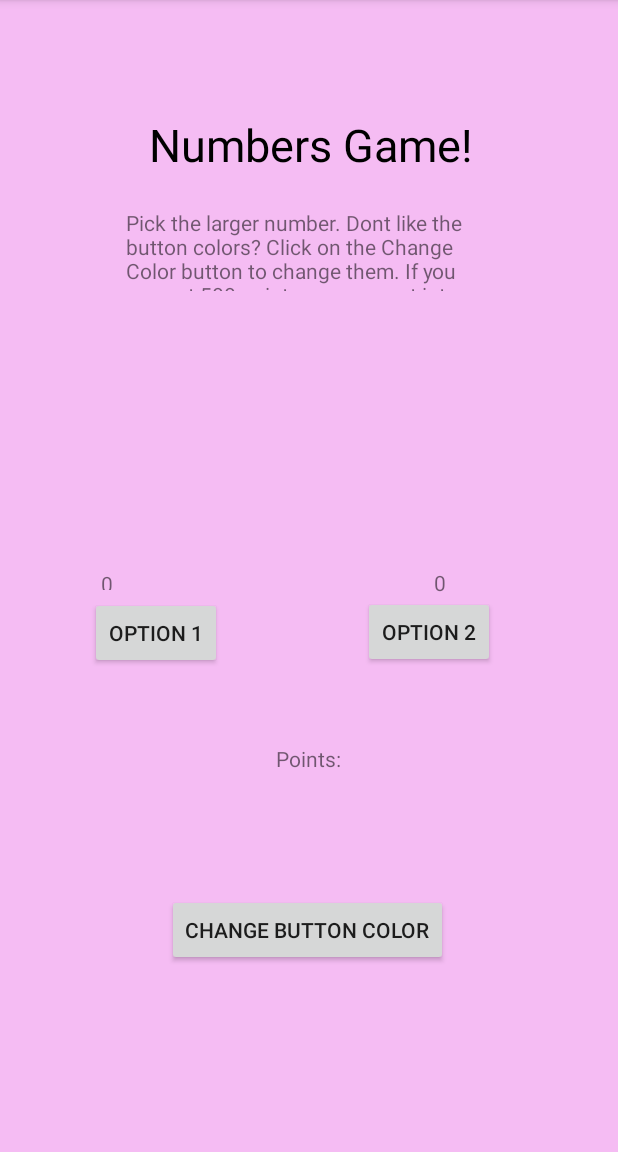
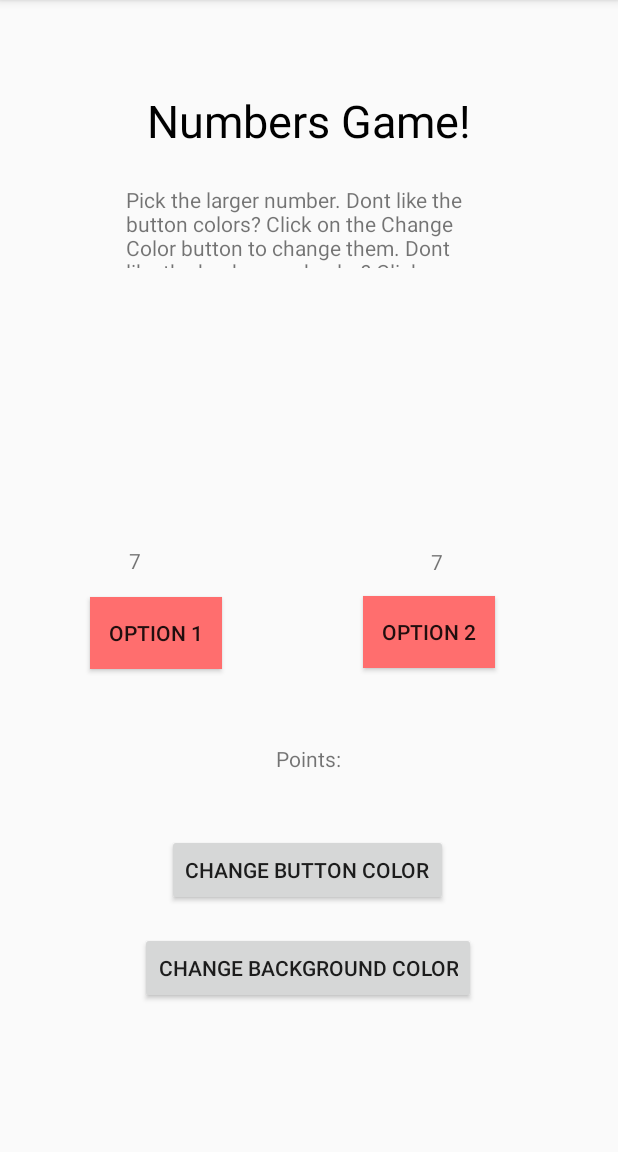
Before and after one commit to amanroa/Custom_App, an Android app: the screen it shows after launch (MainActivity), after a tap on "CHANGE BUTTON COLOR", on a phone screen of 412 x 824 dp, the part 84-1236 px from its top. Run offline under Robolectric (Android 15) with nearby library versions, the phone set to English and light mode, and no system bars.

Commit message:
6c - I added OnClickListeners to change the background color and button colors. I also fixed the bug that wasn't updating the numbers, and I tested my app to make sure that the points were updating accordingly.

```diff
--- a/app/src/main/java/com/manroaaashni/custom_app/MainActivity.java
+++ b/app/src/main/java/com/manroaaashni/custom_app/MainActivity.java
@@ -1,9 +1,13 @@
 package com.manroaaashni.custom_app;
 
 import androidx.appcompat.app.AppCompatActivity;
+import androidx.constraintlayout.widget.ConstraintLayout;
+
 import java.util.Random;
 
+import android.graphics.Color;
 import android.os.Bundle;
+import android.view.View;
 import android.widget.Button;
 import android.widget.TextView;
 import android.widget.Toast;
@@ -11,9 +15,12 @@ import android.widget.Toast;
 public class MainActivity extends AppCompatActivity {
     Button button1;
     Button button2;
+    Button color_change;
+    Button bg_change;
     TextView num1;
     TextView num2;
     TextView points_txt;
+    ConstraintLayout cl;
     int points;
 
     Random rand = new Random();
@@ -21,27 +28,68 @@ public class MainActivity extends AppCompatActivity {
     protected void onCreate(Bundle savedInstanceState) {
         super.onCreate(savedInstanceState);
         setContentView(R.layout.activity_main);
-        //use shared pref to save usernames and score?
+        new_rand_numbers();
+        //use shared pref to save user names and score?
+        bg_change = findViewById(R.id.bg_button);
+        bg_change.setOnClickListener(new View.OnClickListener() {
+            @Override
+            public void onClick(View v) {
+
+                cl = findViewById(R.id.cl);
+                double rand_1 = rand.nextDouble();
+                if (rand_1 < 0.2){
+                    cl.setBackgroundColor(Color.LTGRAY);
                 }
-    public void color_change(){
+                else if (rand_1 >= 0.2 && rand_1 < 0.4){
+                    cl.setBackgroundColor(Color.CYAN);
+                }
+                else if (rand_1 >= 0.4  && rand_1 <0.6){
+                    cl.setBackgroundColor(Color.YELLOW);
+                }
+                else if (rand_1 >= 0.6  && rand_1 <0.8){
+                    cl.setBackgroundColor(Color.MAGENTA);
+                }
+                else{
+                    cl.setBackgroundColor(Color.BLUE);
+                }
+            }
+        });
+
+
+        color_change = findViewById(R.id.color_change);
+        color_change.setOnClickListener(new View.OnClickListener() {
+            @Override
+            public void onClick(View v) {
                 button1 = findViewById(R.id.button1);
                 button2 = findViewById(R.id.button2);
                 double rand_1 = rand.nextDouble();
-        if (rand_1 < 0.3){
+                if (rand_1 < 0.2){
                     button1.setBackgroundColor(getResources().getColor(R.color.purple));
                     button2.setBackgroundColor(getResources().getColor(R.color.purple));
                 }
-        else if (rand_1 >= 0.3  && rand_1 <0.6){
+                else if (rand_1 >= 0.2 && rand_1 < 0.4){
+                    button1.setBackgroundColor(getResources().getColor(R.color.bright_green));
+                    button2.setBackgroundColor(getResources().getColor(R.color.bright_green));
+                }
+                else if (rand_1 >= 0.4  && rand_1 <0.6){
                     button1.setBackgroundColor(getResources().getColor(R.color.blue));
                     button2.setBackgroundColor(getResources().getColor(R.color.blue));
+                }
+                else if (rand_1 >= 0.6  && rand_1 <0.8){
+                    button1.setBackgroundColor(getResources().getColor(R.color.salmon));
+                    button2.setBackgroundColor(getResources().getColor(R.color.salmon));
                 }
                 else{
                     button1.setBackgroundColor(getResources().getColor(R.color.colorPrimaryDark));
                     button2.setBackgroundColor(getResources().getColor(R.color.colorPrimaryDark));
                 }
             }
-    public void button_1_clicked(){
+        });
+
         button1 = findViewById(R.id.button1);
+        button1.setOnClickListener(new View.OnClickListener() {
+            @Override
+            public void onClick(View v) {
                 button2 = findViewById(R.id.button2);
                 num1 = findViewById(R.id.num1);
                 num2 = findViewById(R.id.num2);
@@ -51,18 +99,22 @@ public class MainActivity extends AppCompatActivity {
                 if (val1 >= val2){
                     points++;
                     points_txt.setText("Points: " + points);
-            Toast.makeText(this, "Correct!", Toast.LENGTH_SHORT).show();
+                    Toast.makeText(getApplicationContext(), "Correct!", Toast.LENGTH_SHORT).show();
                 }
                 else{
                     points--;
                     points_txt.setText("Points: " + points);
-            Toast.makeText(this, "Incorrect!", Toast.LENGTH_SHORT).show();
+                    Toast.makeText(getApplicationContext(), "Incorrect!", Toast.LENGTH_SHORT).show();
+                }
+                new_rand_numbers();
+            }
+        });
 
-        }
-    }
-    public void button_2_clicked(){
+        button2 = findViewById(R.id.button2);
+        button2.setOnClickListener(new View.OnClickListener() {
+            @Override
+            public void onClick(View v) {
                 button1 = findViewById(R.id.button1);
-        button2 = findViewById(R.id.button2);
                 num1 = findViewById(R.id.num1);
                 num2 = findViewById(R.id.num2);
                 points_txt = findViewById(R.id.points_txt);
@@ -71,14 +123,16 @@ public class MainActivity extends AppCompatActivity {
                 if (val1 <= val2){
                     points++;
                     points_txt.setText("Points: " + points);
-            Toast.makeText(this, "Correct!", Toast.LENGTH_SHORT).show();
+                    Toast.makeText(getApplicationContext(), "Correct!", Toast.LENGTH_SHORT).show();
                 }
                 else{
                     points--;
                     points_txt.setText("Points: " + points);
-            Toast.makeText(this, "Incorrect!", Toast.LENGTH_SHORT).show();
-
+                    Toast.makeText(getApplicationContext(), "Incorrect!", Toast.LENGTH_SHORT).show();
                 }
+                new_rand_numbers();
+            }
+        });
     }
     public void new_rand_numbers(){
         int rand_num_1 = (int) (Math.random()*(10 - 1)) + 1;
--- a/app/src/main/res/layout/activity_main.xml
+++ b/app/src/main/res/layout/activity_main.xml
@@ -4,7 +4,7 @@
     xmlns:tools="http://schemas.android.com/tools"
     android:layout_width="match_parent"
     android:layout_height="match_parent"
-    android:background="@color/lavender"
+    android:id="@+id/cl"
     tools:context=".MainActivity">
 
     <androidx.constraintlayout.widget.Guideline
@@ -33,14 +33,14 @@
         android:layout_width="wrap_content"
         android:layout_height="wrap_content"
         android:text="@string/title"
+        android:textColor="@color/black"
         android:textSize="30sp"
-        android:textColor="@color/black"
         app:layout_constraintBottom_toTopOf="@+id/guideline4"
         app:layout_constraintEnd_toStartOf="@+id/guideline3"
-        app:layout_constraintHorizontal_bias="0.494"
+        app:layout_constraintHorizontal_bias="0.478"
         app:layout_constraintStart_toStartOf="@+id/guideline2"
         app:layout_constraintTop_toTopOf="@+id/guideline"
-        app:layout_constraintVertical_bias="0.027" />
+        app:layout_constraintVertical_bias="0.0" />
 
     <androidx.constraintlayout.widget.Guideline
         android:id="@+id/guideline4"
--- a/app/src/main/res/layout/game.xml
+++ b/app/src/main/res/layout/game.xml
@@ -11,13 +11,12 @@
         android:layout_width="wrap_content"
         android:layout_height="wrap_content"
         android:text="@string/color_change"
-        android:onClick="color_change"
         app:layout_constraintBottom_toBottomOf="parent"
         app:layout_constraintEnd_toEndOf="parent"
         app:layout_constraintHorizontal_bias="0.497"
         app:layout_constraintStart_toStartOf="parent"
         app:layout_constraintTop_toTopOf="parent"
-        app:layout_constraintVertical_bias="0.871" />
+        app:layout_constraintVertical_bias="0.79" />
 
     <Button
         android:id="@+id/button1"
@@ -45,15 +44,15 @@
 
     <TextView
         android:id="@+id/num1"
-        android:layout_width="68dp"
-        android:layout_height="14dp"
+        android:layout_width="29dp"
+        android:layout_height="20dp"
         android:text="0"
         app:layout_constraintBottom_toBottomOf="parent"
         app:layout_constraintEnd_toEndOf="parent"
-        app:layout_constraintHorizontal_bias="0.148"
+        app:layout_constraintHorizontal_bias="0.188"
         app:layout_constraintStart_toStartOf="parent"
         app:layout_constraintTop_toTopOf="parent"
-        app:layout_constraintVertical_bias="0.404" />
+        app:layout_constraintVertical_bias="0.379" />
 
     <TextView
         android:id="@+id/num2"
@@ -62,10 +61,10 @@
         android:text="0"
         app:layout_constraintBottom_toBottomOf="parent"
         app:layout_constraintEnd_toEndOf="parent"
-        app:layout_constraintHorizontal_bias="0.747"
+        app:layout_constraintHorizontal_bias="0.741"
         app:layout_constraintStart_toStartOf="parent"
         app:layout_constraintTop_toTopOf="parent"
-        app:layout_constraintVertical_bias="0.407" />
+        app:layout_constraintVertical_bias="0.38" />
 
     <TextView
         android:id="@+id/points_txt"
@@ -78,4 +77,16 @@
         app:layout_constraintTop_toTopOf="parent"
         app:layout_constraintVertical_bias="0.632" />
 
+    <Button
+        android:id="@+id/bg_button"
+        android:layout_width="wrap_content"
+        android:layout_height="wrap_content"
+        android:text="@string/background_change"
+        app:layout_constraintBottom_toBottomOf="parent"
+        app:layout_constraintEnd_toEndOf="parent"
+        app:layout_constraintHorizontal_bias="0.498"
+        app:layout_constraintStart_toStartOf="parent"
+        app:layout_constraintTop_toBottomOf="@+id/color_change"
+        app:layout_constraintVertical_bias="0.305" />
+
 </androidx.constraintlayout.widget.ConstraintLayout>
--- a/app/src/main/res/values/colors.xml
+++ b/app/src/main/res/values/colors.xml
@@ -7,5 +7,8 @@
     <color name="black">#000000</color>
     <color name="purple">#8a00e6</color>
     <color name="blue">#b3d1ff</color>
+    <color name="bright_green">#42f5b6</color>
+    <color name="salmon">#ff6e6e</color>
+
 
 </resources>
--- a/app/src/main/res/values/strings.xml
+++ b/app/src/main/res/values/strings.xml
@@ -2,8 +2,11 @@
     <string name="app_name">Custom_App</string>
     <string name="title">Numbers Game!</string>
     <string name="color_change">Change Button Color</string>
-    <string name="instructions">Pick the larger number. Dont like the button colors? Click on the Change Color button to change them. If you can get 500 points, you can get into Harvard!</string>
+    <string name="instructions">Pick the larger number. Dont like the button colors? Click on the Change Color button to change them.
+        Dont like the background color? Click on the Change Background Color button to change it.
+        If you can get 500 points, you can get into Harvard!</string>
     <string name="button1">Option 1</string>
     <string name="button2">Option 2</string>
+    <string name="background_change">Change Background Color</string>
 
 </resources>
```
Lines whose indentation alone changed are shown as unchanged.
